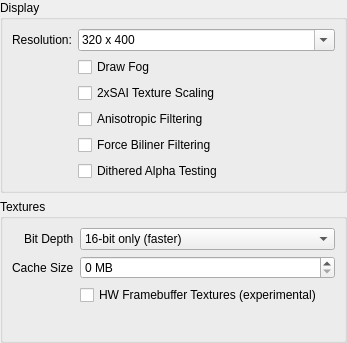
This is glN64/gln64config.ui in mupen64plus/mupen64plus-oldsvn as Qt 5 draws it before an edit. The edited form follows.
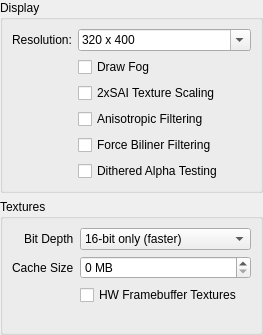
This is the edited form.

Commit message: Add resolutions, remove "(experimental)" text. The user shouldn't care.

The edit to the form file:
```diff
--- a/glN64/gln64config.ui
+++ b/glN64/gln64config.ui
@@ -5,8 +5,8 @@
    <rect>
     <x>0</x>
     <y>0</y>
-    <width>347</width>
-    <height>343</height>
+    <width>263</width>
+    <height>335</height>
    </rect>
   </property>
   <property name="windowTitle" >
@@ -150,6 +150,9 @@
       <string>Textures</string>
      </property>
      <layout class="QFormLayout" name="formLayout" >
+      <property name="fieldGrowthPolicy" >
+       <enum>QFormLayout::AllNonFixedFieldsGrow</enum>
+      </property>
       <property name="labelAlignment" >
        <set>Qt::AlignRight|Qt::AlignTrailing|Qt::AlignVCenter</set>
       </property>
@@ -199,7 +202,7 @@
       <item row="2" column="1" >
        <widget class="QCheckBox" name="kcfg_HwFramebufferTextures" >
         <property name="text" >
-         <string>HW Framebuffer Textures (experimental)</string>
+         <string>HW Framebuffer Textures</string>
         </property>
        </widget>
       </item>
```
Left out of the diff: 15 changed lines with no effect on the pictures.
